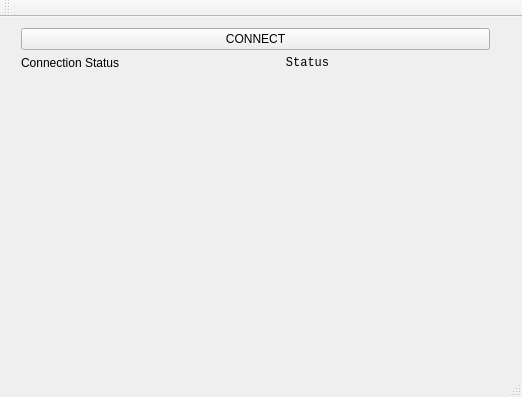
Before: the Qt Designer form client/main_window.ui in redmoo/P2P-Radio, drawn with Qt 5.
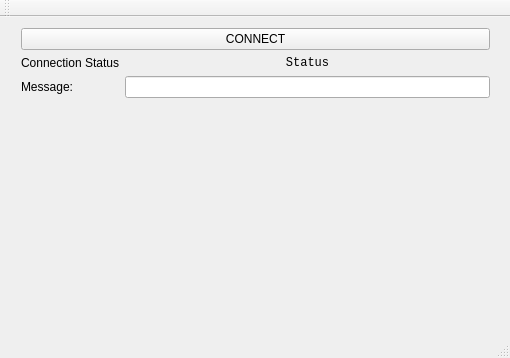
After: the same form once the commit is applied.

Commit message: Corrected deprecated signaling, fixed linker errors, added message display.

Patch:
```diff
--- a/client/main_window.ui
+++ b/client/main_window.ui
@@ -6,8 +6,8 @@
    <rect>
     <x>0</x>
     <y>0</y>
-    <width>522</width>
-    <height>397</height>
+    <width>510</width>
+    <height>358</height>
    </rect>
   </property>
   <property name="windowTitle">
@@ -24,7 +24,17 @@
      </rect>
     </property>
     <layout class="QFormLayout" name="formLayout_2">
-     <item row="2" column="0">
+     <property name="fieldGrowthPolicy">
+      <enum>QFormLayout::AllNonFixedFieldsGrow</enum>
+     </property>
+     <item row="1" column="0" colspan="2">
+      <widget class="QPushButton" name="receiveButton">
+       <property name="text">
+        <string>CONNECT</string>
+       </property>
+      </widget>
+     </item>
+     <item row="3" column="0">
       <widget class="QLabel" name="labelStatus">
        <property name="text">
         <string>Connection Status</string>
@@ -34,7 +44,7 @@
        </property>
       </widget>
      </item>
-     <item row="2" column="1">
+     <item row="3" column="1">
       <widget class="QLabel" name="connectionStatus">
        <property name="font">
         <font>
@@ -53,23 +63,35 @@
        </property>
       </widget>
      </item>
-     <item row="1" column="0" colspan="2">
-      <widget class="QPushButton" name="receiveButton">
+     <item row="4" column="0">
+      <widget class="QLabel" name="messageLabel">
        <property name="text">
-        <string>CONNECT</string>
+        <string>Message:</string>
+       </property>
+      </widget>
+     </item>
+     <item row="4" column="1">
+      <widget class="QLineEdit" name="messageDisplay">
+       <property name="enabled">
+        <bool>true</bool>
+       </property>
+       <property name="readOnly">
+        <bool>true</bool>
        </property>
       </widget>
      </item>
     </layout>
    </widget>
+   <zorder>formLayoutWidget</zorder>
+   <zorder>textEdit</zorder>
   </widget>
   <widget class="QMenuBar" name="menuBar">
    <property name="geometry">
     <rect>
      <x>0</x>
      <y>0</y>
-     <width>522</width>
-     <height>31</height>
+     <width>510</width>
+     <height>21</height>
     </rect>
    </property>
   </widget>
```
The commit also changes 18 other files.
